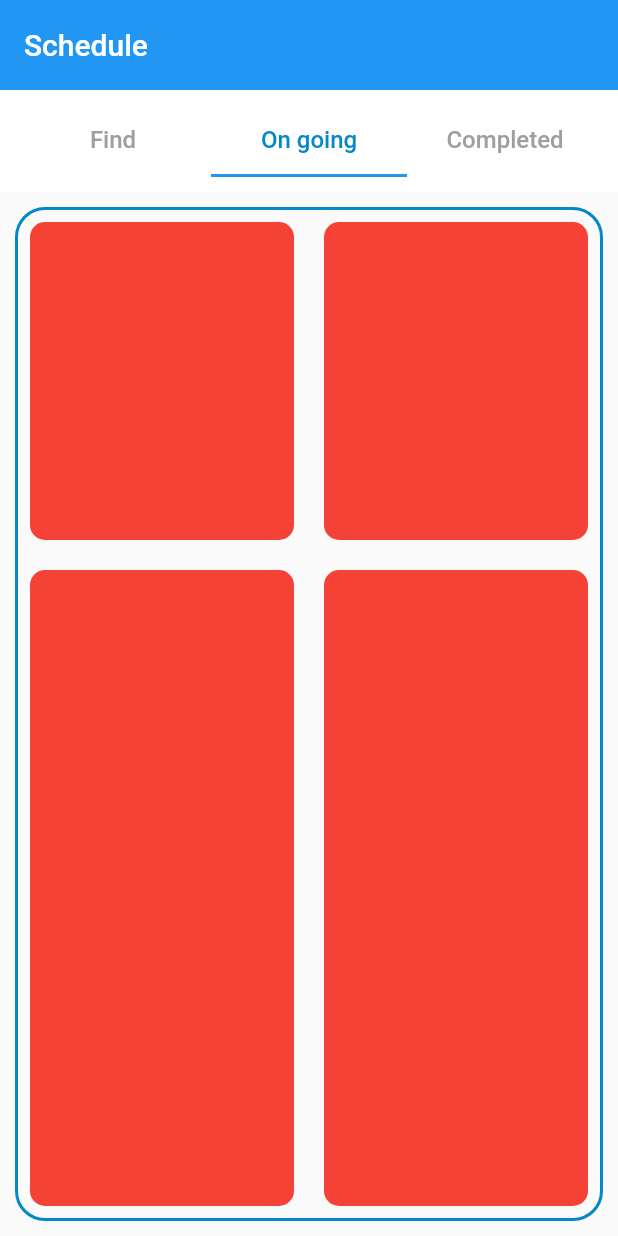
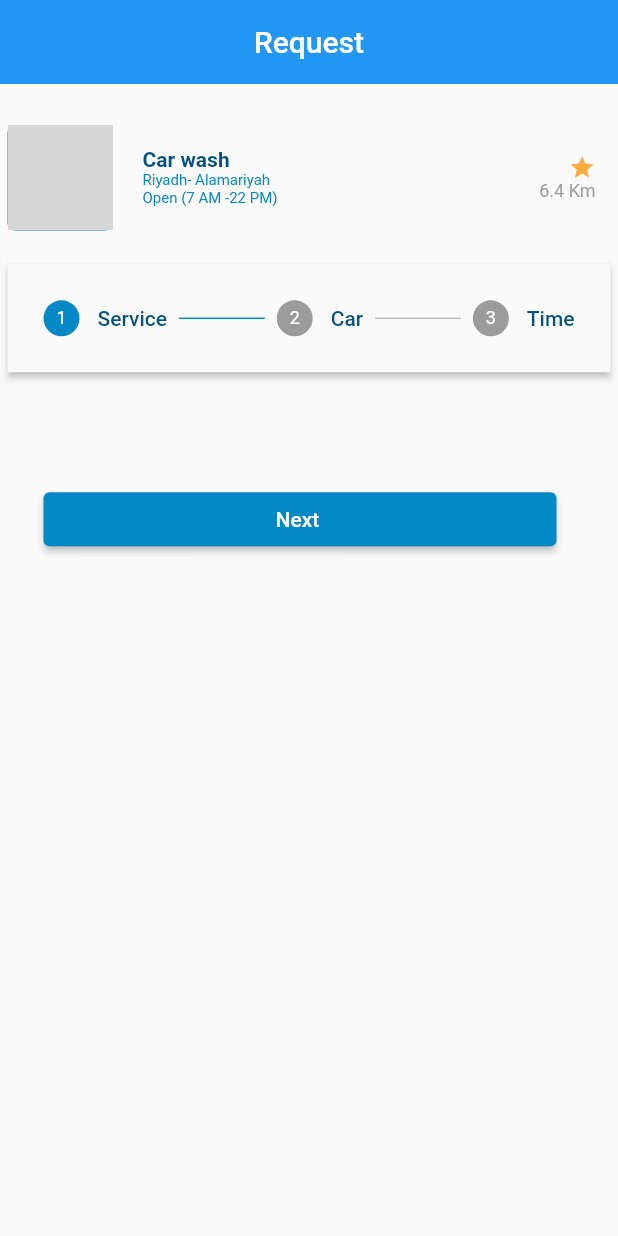
Before and after one commit to Abo-wesam/car_wash_app, a Flutter app: the screen it shows after launch, on a phone screen of 412 x 824 dp. Run offline on Flutter 3.47's test engine with Material 2 defaults, Android fonts, the light colour scheme and no system bars; our stand-ins replace cloud_firestore, device_preview, firebase_auth, firebase_core, firebase_database, flutter_colorpicker and 3 more; missing offline and left inert: dart:html, dart:js; accounts and stored records are empty; grey boxes are pictures that could not be loaded.

Commit message:
UPD route

```diff
--- a/lib/model/Binding/Routes.dart
+++ b/lib/model/Binding/Routes.dart
@@ -14,6 +14,7 @@ import '../../view/CarWashPags/schedule_page_carwash.dart';
 import '../../view/CarWashPags/services_page_carwash.dart';
 import '../../view/CarWashPags/services_page_carwash.dart';
 
+import '../../view/CustomerPags/request_page.dart';
 import '../../view/Dashboard_Page.dart';
 import '../../view/PasswordPage.dart';
 import '../../view/ProfilePage.dart';
@@ -36,8 +37,9 @@ class Routes {
   static String Services_Carwash_page = '/ServicesCarwashpage';
   static String addAnnuncement = '/AddAnnuncement';
   static String addService = '/AddService';
-  static String schedule_page_carwash = '/';
+  static String schedule_page_carwash = '/SchedulePageCarwash';
   static String ongoing_page_carwash = '/OngoingPage';
+  static String requestPage='/';
 
   static List<GetPage> routes = [
     GetPage(
@@ -98,6 +100,10 @@ class Routes {
     ),
     GetPage(name: Routes.ongoing_page_carwash,
      page: () => OngoingPageCarwash()),
+     GetPage(
+      name: Routes.requestPage,
+      page: () => RequestPage(),
+    )
   ];
 }
 
--- a/lib/view/CarWashPags/add_service.dart
+++ b/lib/view/CarWashPags/add_service.dart
@@ -36,7 +36,6 @@ class _AddServiceState extends State<AddService> {
 
       final double hightScreen =
           hightscreenSize(context) - appBar.preferredSize.height;
-
 
       final widthScreen = widthscreenSize(context);
 
@@ -148,7 +147,6 @@ class _AddServiceState extends State<AddService> {
                       width: widthScreen * 0.05,
                     ),
                     const Text(
-
                       'SAR',
                       style: TextStyle(
                           fontSize: 18,
@@ -157,7 +155,9 @@ class _AddServiceState extends State<AddService> {
                     ),
                   ],
                 ),
-                SizedBox(height: hightScreen*0.05,),
+                SizedBox(
+                  height: hightScreen * 0.05,
+                ),
                 SizedBox(
                   width: widthScreen,
                   child: ElevatedButton(
--- /dev/null
+++ b/lib/view/CustomerPags/request_page.dart
@@ -0,0 +1,113 @@
+import 'package:car_wash_app/constant.dart';
+import 'package:car_wash_app/view/templetes/stepper_templete.dart';
+import 'package:flutter/material.dart';
+import 'package:flutter/material.dart';
+import '../../model/announcement.dart';
+
+class RequestPage extends StatelessWidget {
+  const RequestPage({super.key});
+
+  @override
+  Widget build(BuildContext context) {
+    final appBer = AppBar(
+      title: const Text('Request'),
+      elevation: 0,
+      centerTitle: true,
+    );
+
+    final double hightScreen =
+        hightscreenSize(context) - appBer.preferredSize.height;
+    final widthScrren = widthscreenSize(context);
+
+    return Scaffold(
+        appBar: appBer,
+        body: Container(
+          height: hightScreen,
+          padding: const EdgeInsets.all(5),
+          child: Column(
+            mainAxisAlignment: MainAxisAlignment.start,
+            children: [
+              SizedBox(
+                height: hightScreen*0.15,
+                child: Row(
+                  //crossAxisAlignment: CrossAxisAlignment.center,
+                  mainAxisAlignment: MainAxisAlignment.start,
+                  children: [
+                    Container(
+                      padding: const EdgeInsets.all(15),
+                      height: 70,
+                      width: 70,
+                      decoration: BoxDecoration(
+                          border: Border.all(color: kTextLigthColor),
+                          borderRadius: BorderRadius.circular(5),
+                          image: const DecorationImage(
+                              scale: 0.5,
+                              image: AssetImage(
+                                  'images/automatic_car_wash_96px.png'))),
+                    ),
+                    const SizedBox(
+                      width: 20,
+                    ),
+                    Column(
+                      mainAxisAlignment: MainAxisAlignment.center,
+                      crossAxisAlignment: CrossAxisAlignment.start,
+                      children:  const [
+                        Text(
+                          'Car wash',
+                          style: TextStyle(
+                              color: kTextColor,
+                              fontSize: 14,
+                              fontWeight: FontWeight.bold),
+                        ),
+
+                        Text(
+                          'Riyadh- Alamariyah',
+                          style: TextStyle(
+                              color: kTextLigthColor, fontSize: 10),
+                        ),
+
+                        Text(
+                          'Open (7 AM -22 PM)',
+                          style: TextStyle(
+                              color: kTextLigthColor, fontSize: 10),
+                        ),
+                      ],
+                    ),
+                    const Expanded(child: SizedBox(width: 3,),
+                    ),
+                    Column(
+                      crossAxisAlignment: CrossAxisAlignment.end,
+                      mainAxisAlignment: MainAxisAlignment.center,
+                      children: const [
+                        Icon(
+                          Icons.star_purple500_outlined,
+                          color: Colors.orangeAccent,
+                          size: 18,
+                        ),
+                        Text(
+                          '6.4 Km',
+                          style: TextStyle(color: Colors.grey, fontSize: 12),
+                        ),
+                      ],
+
+                    ),
+                    const SizedBox(width: 10),
+                  ],
+                ),
+              ),
+              // const Divider(
+              //   thickness: 3,
+              //   color: Colors.grey,
+              //   indent: 20,
+              //   endIndent: 20,
+              // ),
+              Flexible(
+                flex: 5,
+                child: Container(
+                    height: hightScreen * 0.82, child: StepperTemplete()),
+              ),
+            ],
+          ),
+        ));
+  }
+}
--- a/lib/view/templetes/service_templete.dart
+++ b/lib/view/templetes/service_templete.dart
@@ -2,7 +2,6 @@ import 'package:flutter/material.dart';
 import 'package:get/get.dart';
 
 import '../../constant.dart';
-import '../../model/announcement.dart';
 import '../CarWashPags/add_service.dart';
 
 class ServiceTemplete extends StatelessWidget {
--- /dev/null
+++ b/lib/view/templetes/stepper_templete.dart
@@ -0,0 +1,105 @@
+import 'package:car_wash_app/view/CarWashPags/ongoing_page_carwash.dart';
+import 'package:car_wash_app/view/auth/login_page.dart';
+import 'package:car_wash_app/view/templetes/carwash_near_you_templete.dart';
+import 'package:car_wash_app/view/templetes/service_templete.dart';
+import 'package:flutter/material.dart';
+
+import '../../constant.dart';
+
+class StepperTemplete extends StatefulWidget {
+  const StepperTemplete({super.key});
+
+  @override
+  State<StepperTemplete> createState() => _StepperTempleteState();
+}
+
+class _StepperTempleteState extends State<StepperTemplete> {
+    int currentStep = 0;
+
+  @override
+  Widget build(BuildContext context) {
+
+    List<Step> getsteps() => [
+          Step(
+            state: currentStep > 0 ? StepState.complete : StepState.indexed,
+            isActive: currentStep >= 0,
+            title: const Text('Service'),
+            content:  Expanded(
+              child: Container(
+
+                color: Colors.amber,
+              ),
+            ),
+          ),
+          Step(
+            state: currentStep > 1 ? StepState.complete : StepState.indexed,
+            isActive: currentStep >= 1,
+            title: const Text('Car'),
+            content: Container(
+              color: Colors.amber,
+
+            ),
+          ),
+          Step(
+            isActive: currentStep >= 2,
+            title: const Text('Time'),
+            content: Container(),
+          )
+        ];
+    return  Theme(
+        data: Theme.of(context)
+            .copyWith(colorScheme: const ColorScheme.light(primary: kTextLigthColor)),
+        child: Stepper(
+          type: StepperType.horizontal,
+          steps: getsteps(),
+          currentStep: currentStep,
+          onStepContinue: () {
+            final isLastSteps = currentStep == getsteps().length - 1;
+            if (isLastSteps)
+              print('complete'); //here you send data to database
+            else {
+              setState(() {
+                currentStep += 1;
+              });
+            }
+          },
+          onStepTapped: (value) => setState(() {
+            currentStep = value;
+          }),
+          onStepCancel: () {
+            currentStep == 0
+                ? null
+                : setState(() {
+                    currentStep -= 1;
+                  });
+          },
+          controlsBuilder: (context, ControlsDetails) {
+            final isLastSteps = currentStep == getsteps().length - 1;
+            return Container(
+              margin: EdgeInsets.only(top: 50),
+              child: Row(
+                children: <Widget>[
+                  Expanded(
+                    child: ElevatedButton(
+                      onPressed: ControlsDetails.onStepContinue,
+                      child: Text(isLastSteps ? 'Confirm ' : 'Next '),
+                    ),
+                  ),
+                  const SizedBox(
+                    width: 12,
+                  ),
+                  if (currentStep != 0)
+                    Expanded(
+                      child: ElevatedButton(
+                        onPressed: ControlsDetails.onStepCancel,
+                        child: const Text('Cencel '),
+                      ),
+                    ),
+                ],
+              ),
+            );
+          },
+        ),
+      );
+  }
+}
```
